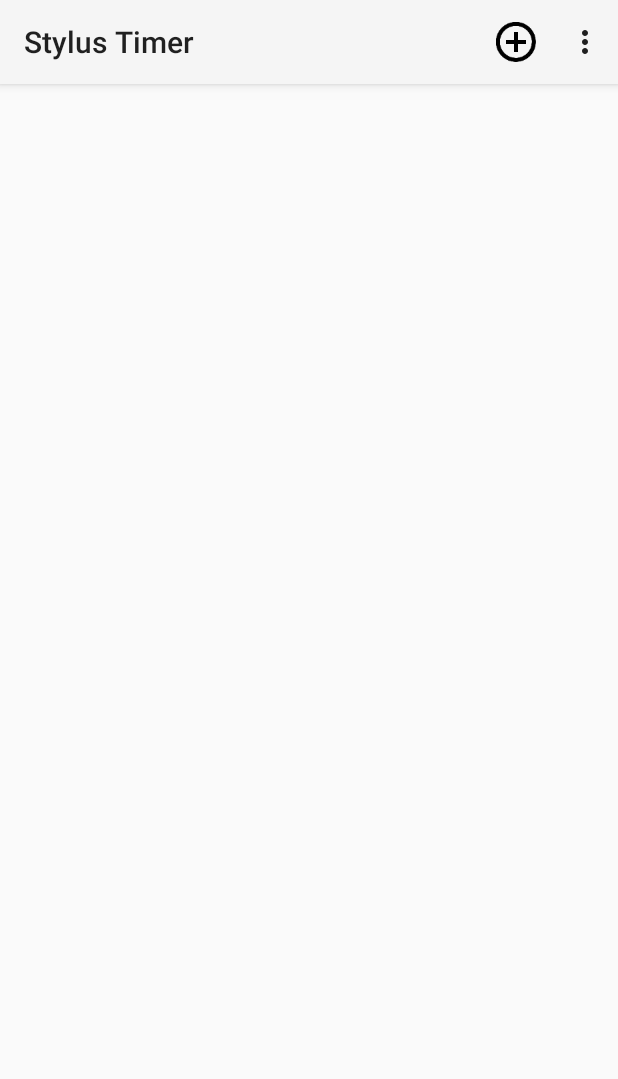
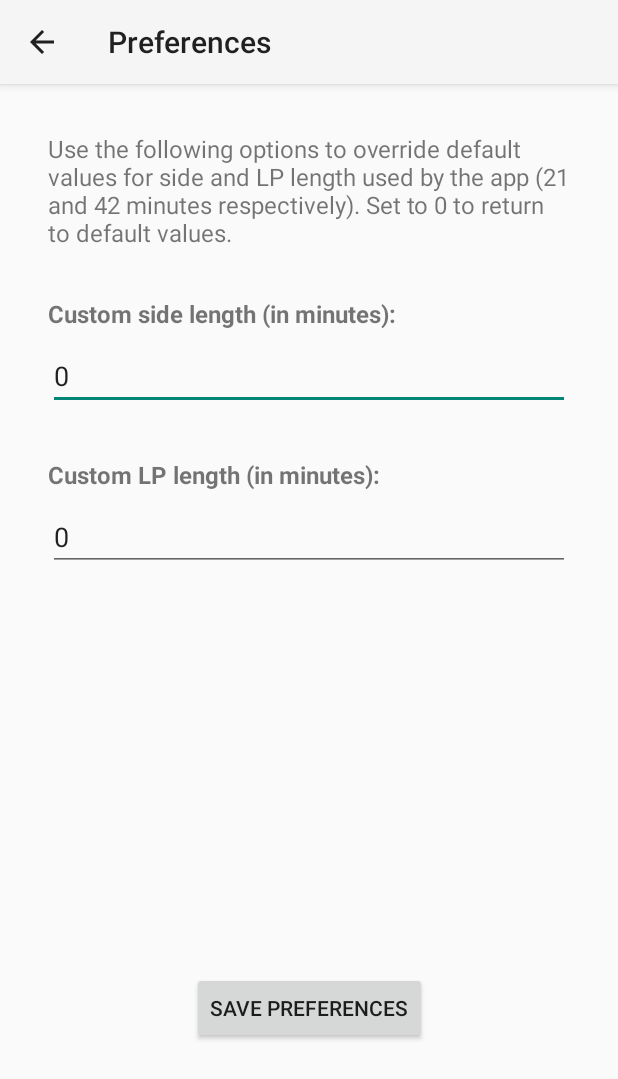
Before and after one commit to SpinningVinyl/Stylus-Timer, an Android app: the MainActivity screen opened directly, with no data from a screen before it, in the options menu, after a tap on "App preferences", on a phone screen of 412 x 824 dp. Shown: the top 1079 px of the screen. Run offline under Robolectric (Android 15) with nearby library versions, the phone set to English and light mode, and no system bars.

Commit message:
implemented app preferences

```diff
--- /dev/null
+++ b/app/src/main/java/net/prsv/stimer/PreferencesActivity.java
@@ -0,0 +1,63 @@
+package net.prsv.stimer;
+
+import androidx.appcompat.app.ActionBar;
+import androidx.appcompat.widget.Toolbar;
+
+import android.os.Bundle;
+import android.view.View;
+import android.widget.Button;
+import android.widget.EditText;
+
+public class PreferencesActivity extends STimerBaseActivity {
+
+    private final STimerPreferences preferences = STimerPreferences.getInstance();
+
+    private EditText etCustomSide, etCustomLP;
+
+    @Override
+    protected void onCreate(Bundle savedInstanceState) {
+        super.onCreate(savedInstanceState);
+        setContentView(R.layout.activity_preferences);
+
+        // find the widgets
+        etCustomSide = findViewById(R.id.etCustomSide);
+        etCustomLP = findViewById(R.id.etCustomLP);
+        Button btnSavePreferences = findViewById(R.id.btnSavePreferences);
+
+        // initialize EditText values
+        etCustomSide.setText(String.valueOf(preferences.getCustomSide()));
+        etCustomLP.setText(String.valueOf(preferences.getCustomLP()));
+
+        //set the onClick listener
+        btnSavePreferences.setOnClickListener(this::savePreferences);
+
+        // set up the action bar and enable the back button
+        Toolbar toolbar = findViewById(R.id.toolbar_preferences);
+        setSupportActionBar(toolbar);
+        ActionBar supportActionBar = getSupportActionBar();
+        assert supportActionBar != null;
+        supportActionBar.setDisplayHomeAsUpEnabled(true);
+        supportActionBar.setDisplayShowHomeEnabled(true);
+        supportActionBar.setTitle(R.string.preferences);
+
+    }
+
+    private void savePreferences(View v) {
+        int customSide = Math.max(Integer.parseInt(etCustomSide.getText().toString()), 0);
+        int customLP = Math.max(Integer.parseInt(etCustomLP.getText().toString()), 0);
+        preferences.setCustomSide(customSide);
+        preferences.setCustomLP(customLP);
+        finish();
+    }
+
+
+    /**
+     * Return to the main activity when the user taps the back button on the action bar.
+     */
+    @Override
+    public boolean onSupportNavigateUp() {
+        onBackPressed();
+        return true;
+    }
+
+}
--- /dev/null
+++ b/app/src/main/res/layout/activity_preferences.xml
@@ -0,0 +1,104 @@
+<?xml version="1.0" encoding="utf-8"?>
+<androidx.constraintlayout.widget.ConstraintLayout xmlns:android="http://schemas.android.com/apk/res/android"
+    xmlns:app="http://schemas.android.com/apk/res-auto"
+    xmlns:tools="http://schemas.android.com/tools"
+    android:layout_width="match_parent"
+    android:layout_height="match_parent"
+    tools:context=".PreferencesActivity">
+
+    <androidx.appcompat.widget.Toolbar
+        android:id="@+id/toolbar_preferences"
+        android:layout_width="match_parent"
+        android:layout_height="?attr/actionBarSize"
+        android:background="?attr/colorPrimary"
+        android:elevation="4dp"
+        android:theme="@style/ThemeOverlay.AppCompat.DayNight.ActionBar"
+        app:layout_constraintTop_toTopOf="parent"
+        app:popupTheme="@style/ThemeOverlay.AppCompat.DayNight" />
+
+    <TextView
+        android:id="@+id/tvCustomLengthExplanation"
+        android:layout_width="0dp"
+        android:layout_height="wrap_content"
+        android:layout_marginStart="32dp"
+        android:layout_marginTop="32dp"
+        android:layout_marginEnd="32dp"
+        android:text="@string/tv_custom_length_explanation"
+        android:textSize="16sp"
+        app:layout_constraintEnd_toEndOf="parent"
+        app:layout_constraintStart_toStartOf="parent"
+        app:layout_constraintTop_toBottomOf="@+id/toolbar_preferences" />
+
+    <TextView
+        android:id="@+id/tvCustomSide"
+        android:layout_width="0dp"
+        android:layout_height="wrap_content"
+        android:layout_marginStart="32dp"
+        android:layout_marginTop="32dp"
+        android:layout_marginEnd="32dp"
+        android:labelFor="@+id/etCustomSide"
+        android:text="@string/tv_custom_side"
+        android:textSize="16sp"
+        android:textStyle="bold"
+        app:layout_constraintEnd_toEndOf="parent"
+        app:layout_constraintStart_toStartOf="parent"
+        app:layout_constraintTop_toBottomOf="@+id/tvCustomLengthExplanation" />
+
+    <EditText
+        android:id="@+id/etCustomSide"
+        android:layout_width="0dp"
+        android:layout_height="wrap_content"
+        android:layout_marginStart="32dp"
+        android:layout_marginTop="8dp"
+        android:layout_marginEnd="32dp"
+        android:digits="0123456789"
+        android:ems="10"
+        android:inputType="number"
+        app:layout_constraintEnd_toEndOf="parent"
+        app:layout_constraintStart_toStartOf="parent"
+        app:layout_constraintTop_toBottomOf="@+id/tvCustomSide"
+        tools:text="0" />
+
+    <TextView
+        android:id="@+id/tvCustomLP"
+        android:layout_width="0dp"
+        android:layout_height="wrap_content"
+        android:layout_marginStart="32dp"
+        android:layout_marginTop="32dp"
+        android:layout_marginEnd="32dp"
+        android:text="@string/tv_custom_lp"
+        android:labelFor="@+id/etCustomLP"
+        android:textSize="16sp"
+        android:textStyle="bold"
+        app:layout_constraintEnd_toEndOf="parent"
+        app:layout_constraintStart_toStartOf="parent"
+        app:layout_constraintTop_toBottomOf="@+id/etCustomSide" />
+
+    <EditText
+        android:id="@+id/etCustomLP"
+        android:layout_width="0dp"
+        android:layout_height="wrap_content"
+        android:layout_marginStart="32dp"
+        android:layout_marginTop="8dp"
+        android:layout_marginEnd="32dp"
+        android:digits="0123456789"
+        android:ems="10"
+        android:inputType="number"
+        app:layout_constraintEnd_toEndOf="parent"
+        app:layout_constraintStart_toStartOf="parent"
+        app:layout_constraintTop_toBottomOf="@+id/tvCustomLP"
+        tools:text="0" />
+
+    <Button
+        android:id="@+id/btnSavePreferences"
+        android:layout_width="wrap_content"
+        android:layout_height="wrap_content"
+        android:layout_marginStart="32dp"
+        android:layout_marginEnd="32dp"
+        android:layout_marginBottom="128dp"
+        android:text="@string/button_save_preferences"
+        app:layout_constraintBottom_toBottomOf="parent"
+        app:layout_constraintEnd_toEndOf="parent"
+        app:layout_constraintStart_toStartOf="parent" />
+
+</androidx.constraintlayout.widget.ConstraintLayout>
--- a/app/src/main/res/values/strings.xml
+++ b/app/src/main/res/values/strings.xml
@@ -1,6 +1,7 @@
 <resources>
 
     <string name="preference_file_key">net.prsv.stimer.PREFERENCE_FILE_KEY</string>
+    <string name="preferences">Preferences</string>
 
     <string name="app_name">Stylus Timer</string>
 
@@ -35,6 +36,7 @@
     <string name="button_set_custom_threshold">Set custom threshold</string>
     <string name="button_delete">Delete cartridge</string>
     <string name="button_return">Return to the main screen</string>
+    <string name="button_save_preferences">Save preferences</string>
 
     <string name="tv_profile">Profile: %s</string>
     <string name="tv_vtf">VTF: %.2fg</string>
@@ -50,6 +52,9 @@
     <string name="tv_stylus_profile">Stylus profile:</string>
     <string name="tv_tracking_force">Vertical tracking force (grams):</string>
     <string name="tv_custom_threshold">Custom threshold (hours). If not set to 0, this value would override the default threshold for the selected stylus profile:</string>
+    <string name="tv_custom_length_explanation">Use the following options to override default values for side and LP length used by the app (21 and 42 minutes respectively). Set to 0 to return to default values.</string>
+    <string name="tv_custom_side">Custom side length (in minutes):</string>
+    <string name="tv_custom_lp">Custom LP length (in minutes):</string>
 
     <string name="et_cartridge_name">Enter cartridge name here</string>
 
```
